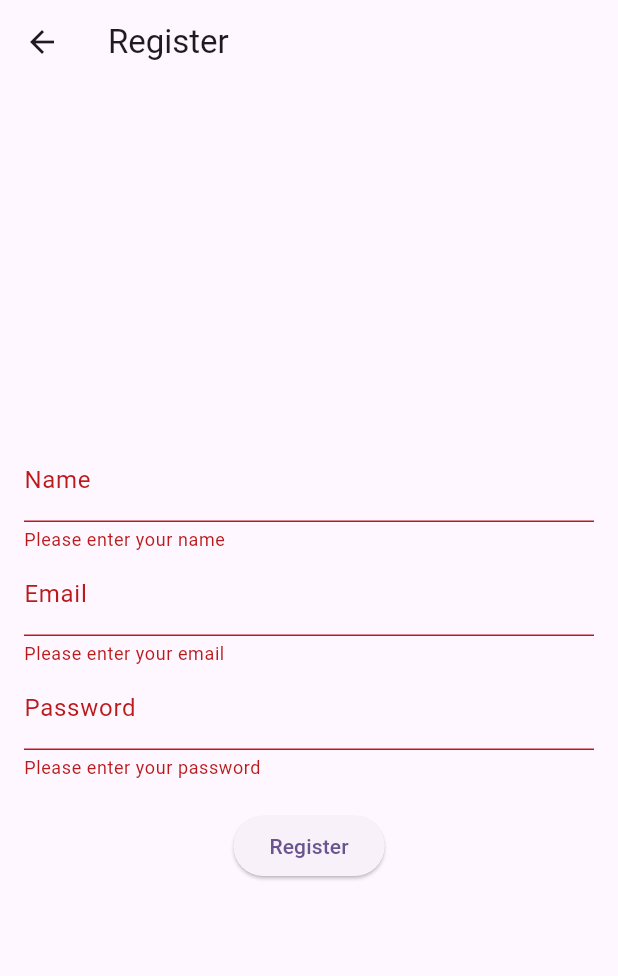
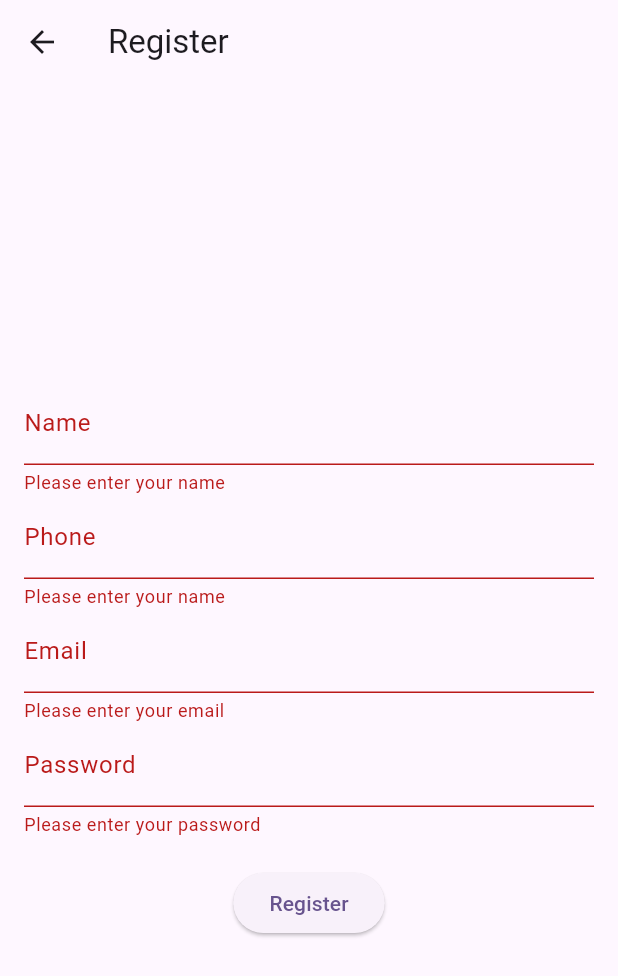
Before and after one commit to mranandrm/flutter_small_shop, a Flutter app: the RegisterScreen screen opened directly, after a tap on "Register", on a phone screen of 412 x 824 dp. Shown: the top 976 px of the screen. Run offline on Flutter 3.47's test engine with Material 3 defaults, Android fonts, the phone set to English and light mode, and no system bars; our stand-ins replace carousel_slider, device_info_plus, dio, flutter_dotenv, flutter_secure_storage, flutter_slidable and 3 more; missing offline and left inert: blue_thermal_printer, razorpay_flutter; accounts and stored records are empty.

```diff
--- a/lib/screens/RegisterScreen.dart
+++ b/lib/screens/RegisterScreen.dart
@@ -19,6 +19,7 @@ class _RegisterScreenState extends State<RegisterScreen> {
   TextEditingController _nameController = TextEditingController();
   TextEditingController _emailController = TextEditingController();
   TextEditingController _passwordController = TextEditingController();
+  TextEditingController _phoneController = TextEditingController();
 
   // Get Device Info
   DeviceInfoPlugin deviceInfo = DeviceInfoPlugin();
@@ -67,6 +68,7 @@ class _RegisterScreenState extends State<RegisterScreen> {
     _nameController.dispose();
     _emailController.dispose();
     _passwordController.dispose();
+    _phoneController.dispose();
     super.dispose();
   }
 
@@ -88,6 +90,17 @@ class _RegisterScreenState extends State<RegisterScreen> {
               TextFormField(
                 controller: _nameController,
                 decoration: InputDecoration(labelText: 'Name'),
+                validator: (value) {
+                  if (value == null || value.isEmpty) {
+                    return 'Please enter your name';
+                  }
+                  return null;
+                },
+              ),
+              TextFormField(
+                controller: _phoneController,
+                decoration: InputDecoration(labelText: 'Phone'),
+                keyboardType:  TextInputType.phone, // ✅ Fixed
                 validator: (value) {
                   if (value == null || value.isEmpty) {
                     return 'Please enter your name';
@@ -124,6 +137,7 @@ class _RegisterScreenState extends State<RegisterScreen> {
 
                   Map creds = {
                     'name' : _nameController.text,
+                    'phone' : _phoneController.text,
                     'email' : _emailController.text,
                     'password' : _passwordController.text,
                     'device_name' : _deviceName ?? 'unknown'
```
Also changed, not shown: lib/screens/PaymentSelectionScreen.dart (+24 -0 lines), lib/screens/payment/PaymentScreen.dart (added, +93 -0 lines).
